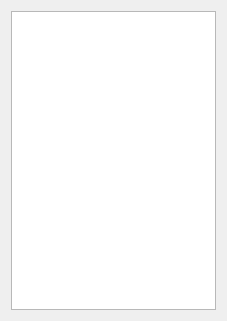
Qt form qxrdfilebrowser.ui (guyjennings/qxrd) before a commit.
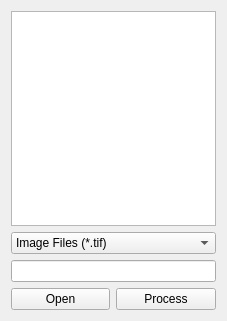
The same form after that commit.

Commit message: More code for file browser, basic operation now works

The edit to the form file:
```diff
--- a/qxrdfilebrowser.ui
+++ b/qxrdfilebrowser.ui
@@ -14,8 +14,58 @@
    <string>Form</string>
   </property>
   <layout class="QGridLayout" name="m_GridLayout">
-   <item row="0" column="0">
-    <widget class="QTreeView" name="m_FileBrowser"/>
+   <item row="0" column="0" colspan="2">
+    <widget class="QTreeView" name="m_FileBrowser">
+     <property name="selectionMode">
+      <enum>QAbstractItemView::ExtendedSelection</enum>
+     </property>
+    </widget>
+   </item>
+   <item row="1" column="0" colspan="2">
+    <widget class="QComboBox" name="m_FilterChoices">
+     <item>
+      <property name="text">
+       <string>Image Files (*.tif)</string>
+      </property>
+     </item>
+     <item>
+      <property name="text">
+       <string>Processed Files (*nnnnn.tif)</string>
+      </property>
+     </item>
+     <item>
+      <property name="text">
+       <string>Raw Image Files (*.raw.tif)</string>
+      </property>
+     </item>
+     <item>
+      <property name="text">
+       <string>Dark Image Files (*.dark.tif)</string>
+      </property>
+     </item>
+     <item>
+      <property name="text">
+       <string>All Files (*)</string>
+      </property>
+     </item>
+    </widget>
+   </item>
+   <item row="2" column="0" colspan="2">
+    <widget class="QLineEdit" name="m_FileSelector"/>
+   </item>
+   <item row="3" column="0">
+    <widget class="QPushButton" name="m_OpenButton">
+     <property name="text">
+      <string>Open</string>
+     </property>
+    </widget>
+   </item>
+   <item row="3" column="1">
+    <widget class="QPushButton" name="m_ProcessButton">
+     <property name="text">
+      <string>Process</string>
+     </property>
+    </widget>
    </item>
   </layout>
  </widget>
```
The commit also changes 4 other files.
